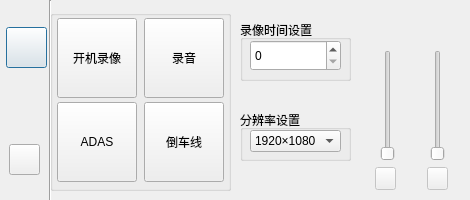
leebobby/T3_Linux, file T3_Linux/setfirst.ui: the form before one commit.
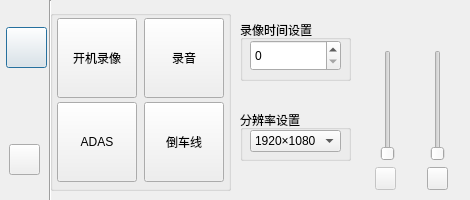
The form after the commit. Icons and pictures are not drawn.

```diff
--- a/T3_Linux/setfirst.ui
+++ b/T3_Linux/setfirst.ui
@@ -249,7 +249,7 @@
   </widget>
   <widget class="QPushButton" name="voiceButton">
    <property name="enabled">
-    <bool>false</bool>
+    <bool>true</bool>
    </property>
    <property name="geometry">
     <rect>
```
